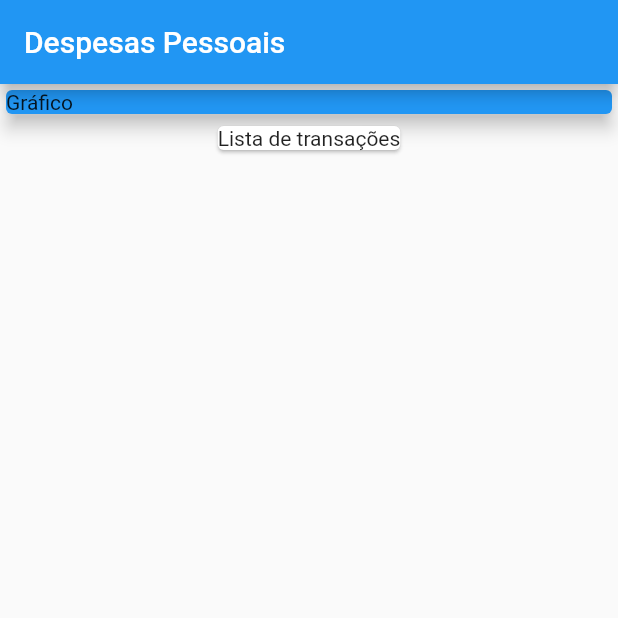
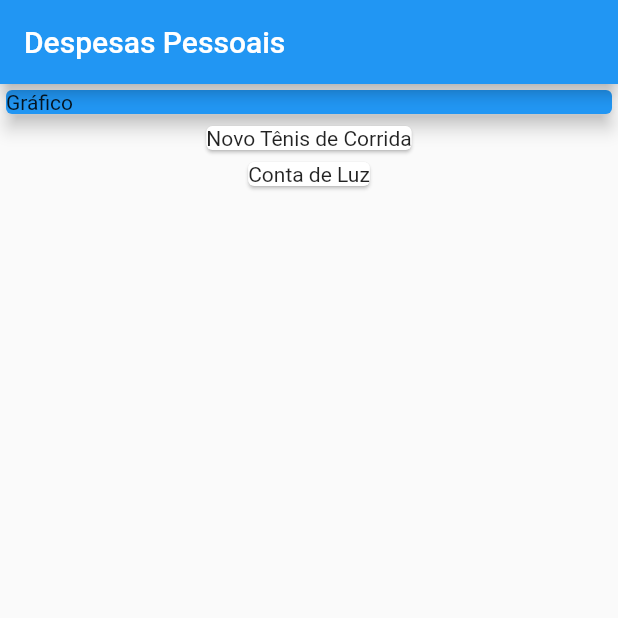
Before and after one commit to wellingtondw/expenses-controller, a Flutter app: the screen it shows after launch, on a phone screen of 412 x 824 dp, the top half of it. Run offline on Flutter 3.47's test engine with Material 2 defaults, Android fonts, the phone set to English and light mode, and no system bars.

```diff
--- a/lib/main.dart
+++ b/lib/main.dart
@@ -43,8 +43,13 @@ class MyHomePage extends StatelessWidget {
                 elevation: 5,
               ),
             ),
-            Card(
-              child: Text('Lista de transações'),
+            Column(
+              children: _transactions.map((tr) {
+                return Card(
+                    child: Text(
+                  tr.title,
+                ));
+              }).toList(),
             )
           ],
         ));
```
